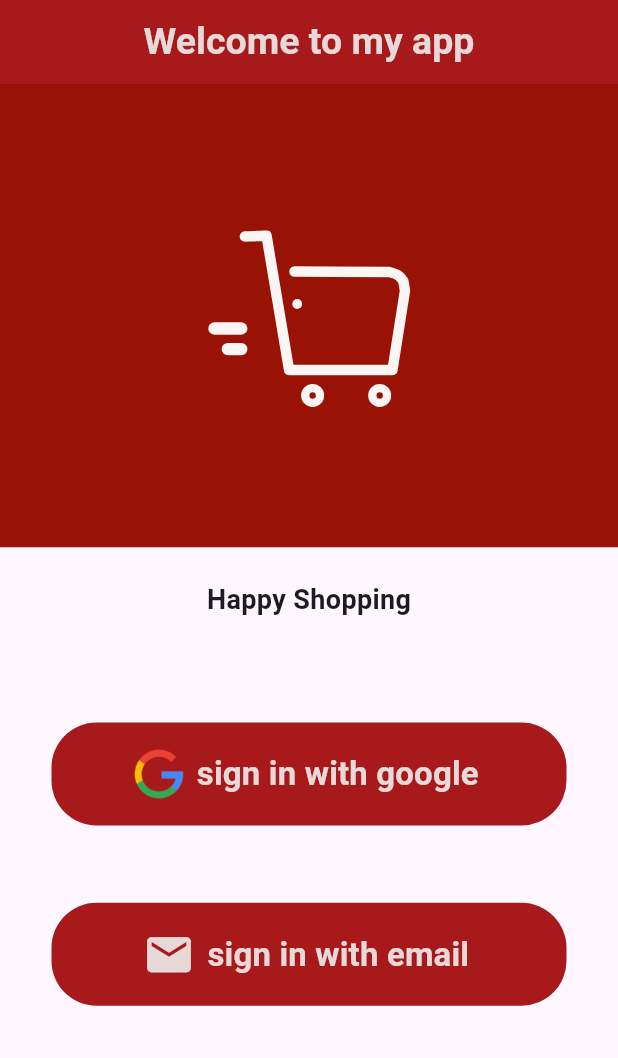
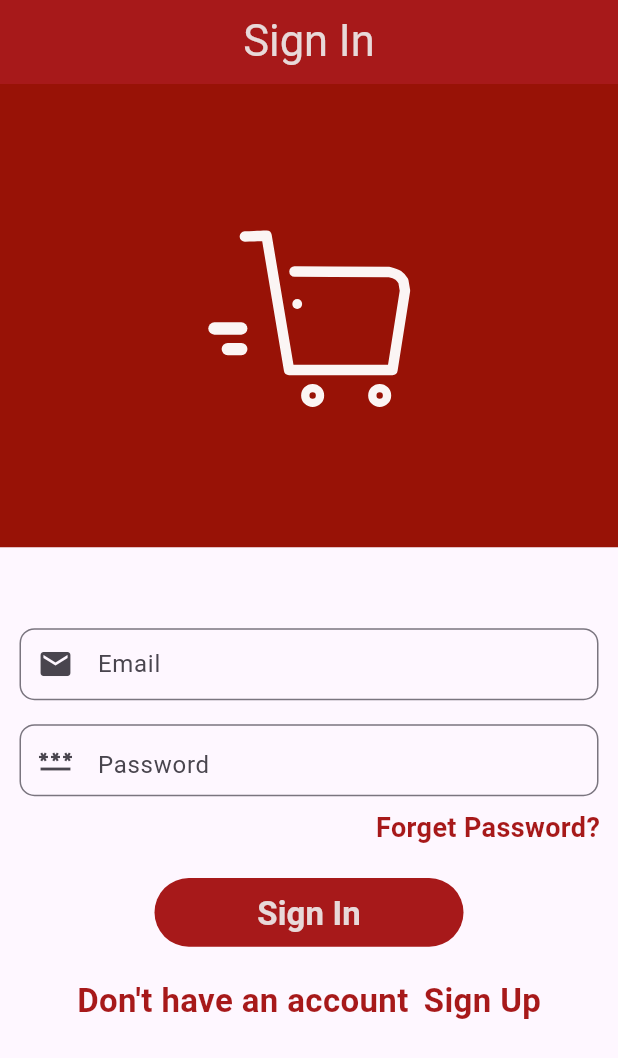
Before and after one commit to NesrineEid-prg/ecommerce, a Flutter app: the screen it shows after launch, on a phone screen of 412 x 824 dp. Shown: the top 1058 px of the screen. Run offline on Flutter 3.47's test engine with Material 3 defaults, Android fonts, the phone set to English and light mode, and no system bars; our stand-ins replace flutter_keyboard_visibility, get, lottie.

Commit message:
design page sign in

```diff
--- a/lib/import-path.dart
+++ b/lib/import-path.dart
@@ -1,6 +1,7 @@
 import 'dart:async';
 
 import 'package:flutter/material.dart';
+import 'package:flutter_keyboard_visibility/flutter_keyboard_visibility.dart';
 import 'package:get/get.dart';
 import 'package:lottie/lottie.dart';
 //screen
@@ -12,3 +13,4 @@ part './utils/manage-keyboard.dart';
 //auth ui
 part './screens/auth-ui/splash-screen.dart';
 part './screens/auth-ui/welcome-screen.dart';
+part './screens/auth-ui/signin-screen.dart';
--- a/lib/main.dart
+++ b/lib/main.dart
@@ -34,6 +34,6 @@ class MyApp extends StatelessWidget {
           colorScheme: ColorScheme.fromSeed(seedColor: Colors.deepPurple),
           useMaterial3: true,
         ),
-        home: const SpashSreen());
+        home: const SignInScreen());
   }
 }
--- /dev/null
+++ b/lib/screens/auth-ui/signin-screen.dart
@@ -0,0 +1,129 @@
+part of '../../import-path.dart';
+
+class SignInScreen extends StatefulWidget {
+  const SignInScreen({super.key});
+
+  @override
+  State<SignInScreen> createState() => _SignInScreenState();
+}
+
+class _SignInScreenState extends State<SignInScreen> {
+  @override
+  Widget build(BuildContext context) {
+    return KeyboardVisibilityBuilder(builder: (context, isKeyboardVisible) {
+      return Scaffold(
+        appBar: AppBar(
+          centerTitle: true,
+          title: const Text(
+            'Sign In',
+            style: TextStyle(color: AppConstant.appTextcolor, fontSize: 29),
+          ),
+          backgroundColor: AppConstant.appSecodrycolor,
+        ),
+        body: Container(
+          child: Column(
+            children: [
+              isKeyboardVisible
+                  ? const Text('Welcome To My App',
+                      style:
+                          TextStyle(fontSize: 22, fontWeight: FontWeight.bold))
+                  : Column(
+                      children: [
+                        Lottie.asset('assets/images/splash-icon.json'),
+                      ],
+                    ),
+              SizedBox(
+                height: Get.height / 18,
+              ),
+              Container(
+                  margin: const EdgeInsets.symmetric(horizontal: 5.0),
+                  width: Get.width,
+                  child: Padding(
+                    padding: const EdgeInsets.all(8.0),
+                    child: TextFormField(
+                      cursorColor: AppConstant.appSecodrycolor,
+                      keyboardType: TextInputType.emailAddress,
+                      decoration: InputDecoration(
+                          contentPadding:
+                              const EdgeInsets.only(top: 10, left: 10),
+                          hintText: 'Email',
+                          prefixIcon: const Icon(Icons.email),
+                          border: OutlineInputBorder(
+                              borderRadius: BorderRadius.circular(10))),
+                    ),
+                  )),
+              Container(
+                  margin: const EdgeInsets.symmetric(horizontal: 5.0),
+                  width: Get.width,
+                  child: Padding(
+                    padding: const EdgeInsets.all(8.0),
+                    child: TextFormField(
+                      cursorColor: AppConstant.appSecodrycolor,
+                      keyboardType: TextInputType.emailAddress,
+                      decoration: InputDecoration(
+                          contentPadding:
+                              const EdgeInsets.only(top: 10, left: 10),
+                          hintText: 'Password',
+                          prefixIcon: const Icon(Icons.password),
+                          suffix: const Icon(Icons.visibility_off),
+                          border: OutlineInputBorder(
+                              borderRadius: BorderRadius.circular(10))),
+                    ),
+                  )),
+              Container(
+                margin: const EdgeInsets.symmetric(horizontal: 12),
+                alignment: Alignment.centerRight,
+                child: const Text('Forget Password?',
+                    style: TextStyle(
+                        fontSize: 18,
+                        color: AppConstant.appSecodrycolor,
+                        fontWeight: FontWeight.bold)),
+              ),
+              SizedBox(
+                height: Get.height / 40,
+              ),
+              Material(
+                child: Container(
+                  width: Get.width / 2,
+                  height: Get.height / 18,
+                  decoration: BoxDecoration(
+                      color: AppConstant.appSecodrycolor,
+                      borderRadius: BorderRadius.circular(30)),
+                  child: TextButton.icon(
+                    label: const Text('Sign In',
+                        style: TextStyle(
+                            fontSize: 22,
+                            color: AppConstant.appStatusBarcolor,
+                            fontWeight: FontWeight.bold)),
+                    onPressed: () {},
+                  ),
+                ),
+              ),
+              SizedBox(
+                height: Get.height / 40,
+              ),
+              const Row(
+                mainAxisAlignment: MainAxisAlignment.center,
+                children: [
+                  Text("Don't have an account",
+                      style: TextStyle(
+                          fontSize: 22,
+                          color: AppConstant.appSecodrycolor,
+                          fontWeight: FontWeight.bold)),
+                  SizedBox(
+                    width: 10,
+                  ),
+                  Text("Sign Up",
+                      style: TextStyle(
+                          fontSize: 22,
+                          color: AppConstant.appSecodrycolor,
+                          fontWeight: FontWeight.bold)),
+                ],
+              )
+            ],
+          ),
+        ),
+      );
+    });
+  }
+}
--- a/lib/screens/auth-ui/welcome-screen.dart
+++ b/lib/screens/auth-ui/welcome-screen.dart
@@ -14,8 +14,7 @@ class WelcomeSreen extends StatelessWidget {
                   fontSize: 25,
                   fontWeight: FontWeight.bold)),
           centerTitle: true),
-      body: Container(
-        child: Column(
+      body: Column(
         mainAxisAlignment: MainAxisAlignment.start,
         children: [
           Container(child: Lottie.asset('assets/images/splash-icon.json')),
@@ -75,7 +74,6 @@ class WelcomeSreen extends StatelessWidget {
           ),
         ],
       ),
-      ),
     );
   }
 }
--- a/pubspec.yaml
+++ b/pubspec.yaml
@@ -37,6 +37,7 @@ dependencies:
   cupertino_icons: ^1.0.8
   lottie: ^3.1.2
   get: ^4.6.6
+  flutter_keyboard_visibility: ^6.0.0
 
 dev_dependencies:
   flutter_test:
```
Also changed, not shown: pubspec.lock. Lines whose indentation alone changed are shown as unchanged.
